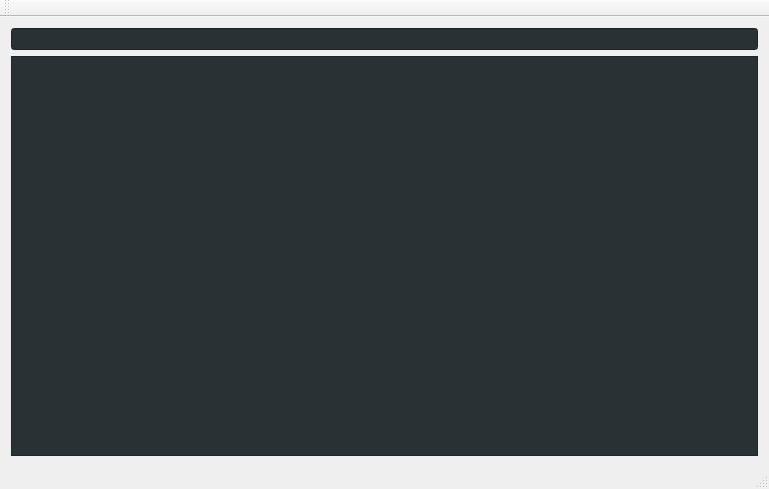
First picture: the form in Serveur/Serveur_Synergie/fenetreprincipale.ui, repository im-jon/CLL-Synergie, before the edit.
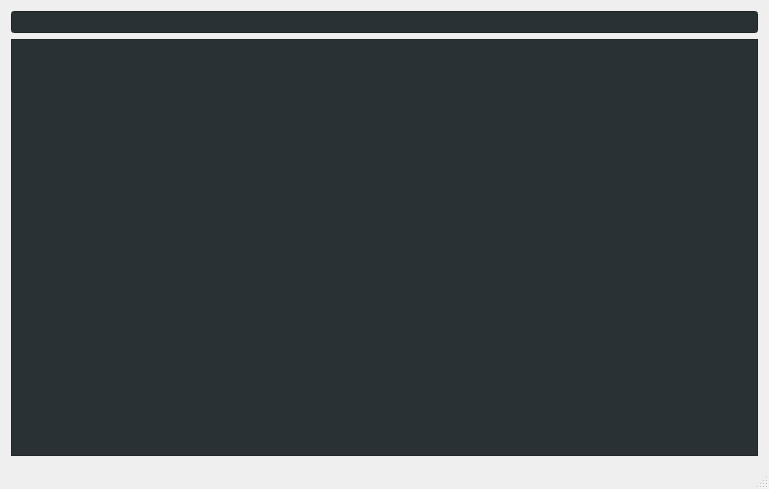
Second picture: the form after the edit.

Commit message: Amélioration de l'UI

Diff of the .ui file:
```diff
--- a/Serveur/Serveur_Synergie/fenetreprincipale.ui
+++ b/Serveur/Serveur_Synergie/fenetreprincipale.ui
@@ -48,14 +48,6 @@
     </rect>
    </property>
   </widget>
-  <widget class="QToolBar" name="mainToolBar">
-   <attribute name="toolBarArea">
-    <enum>TopToolBarArea</enum>
-   </attribute>
-   <attribute name="toolBarBreak">
-    <bool>false</bool>
-   </attribute>
-  </widget>
   <widget class="QStatusBar" name="statusBar"/>
  </widget>
  <layoutdefault spacing="6" margin="11"/>
```
Left out of the diff: 4 changed lines with no effect on the pictures. The commit also changes 3 other files.
